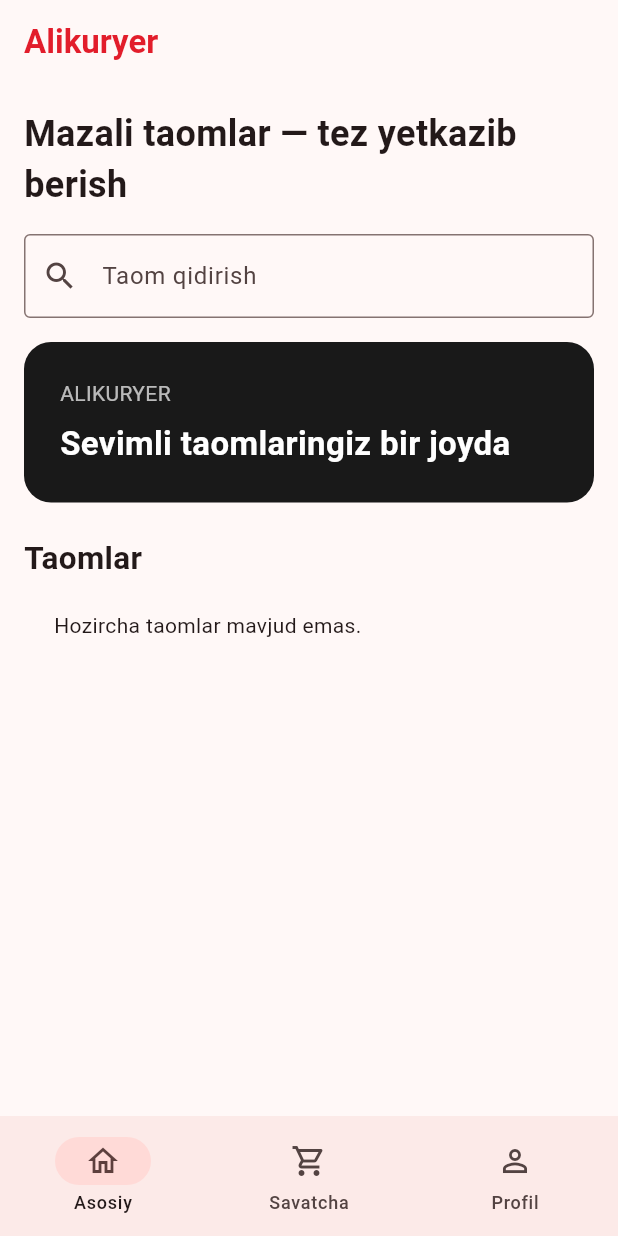
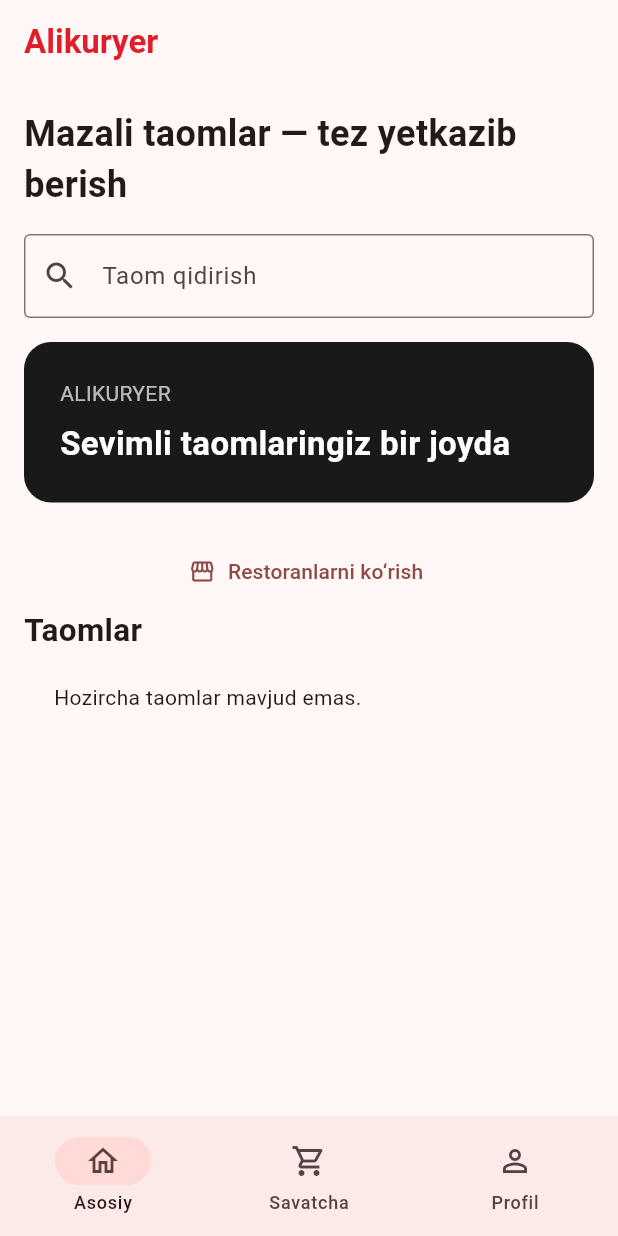
Before and after one commit to alikuryer2026-crypto/alikuryer, a Flutter app: the screen it shows after launch, on a phone screen of 412 x 824 dp. Run offline on Flutter 3.47's test engine with Material 3 defaults, Android fonts, the phone set to English and light mode, and no system bars; our stand-ins replace supabase_flutter; accounts and stored records are empty; statements that could not run were skipped.

Commit message:
Connect authentication, addresses and restaurant screens to customer app

```diff
--- a/apps/customer/lib/main.dart
+++ b/apps/customer/lib/main.dart
@@ -1,3 +1,6 @@
+import 'auth_page.dart';
+import 'addresses_page.dart';
+import 'restaurants_page.dart';
 import 'package:flutter/material.dart';
 import 'package:supabase_flutter/supabase_flutter.dart';
 
@@ -92,6 +95,7 @@ class _CustomerHomeState extends State<CustomerHome> {
       ]),
     ),
     const SizedBox(height: 22),
+    TextButton.icon(onPressed: () => Navigator.push(context, MaterialPageRoute(builder: (_) => const RestaurantsPage())), icon: const Icon(Icons.storefront), label: const Text('Restoranlarni ko‘rish')),
     const Text('Taomlar', style: TextStyle(fontSize: 21, fontWeight: FontWeight.bold)),
     FutureBuilder<List<Map<String, dynamic>>>(
       future: loadMenu(),
@@ -140,12 +144,24 @@ class _CustomerHomeState extends State<CustomerHome> {
     const Text('Buyurtma berish server funksiyalari qo‘shilgach yoqiladi.'),
   ]);
 
-  Widget profilePage() => const Center(child: Column(
+  Widget profilePage() => Center(child: Column(
     mainAxisSize: MainAxisSize.min,
     children: [
-      Icon(Icons.person_outline, size: 70),
-      Text('Mijoz profili', style: TextStyle(fontSize: 24)),
-      Text('Kirish va ro‘yxatdan o‘tish keyingi bosqichda.'),
+      const Icon(Icons.person_outline, size: 70),
+      const Text('Mijoz profili', style: TextStyle(fontSize: 24)),
+      const SizedBox(height: 12),
+      FilledButton(onPressed: () async {
+        await Navigator.push(context, MaterialPageRoute(builder: (_) => const AuthPage()));
+        if (mounted) setState(() {});
+      }, child: const Text('Kirish / Ro‘yxatdan o‘tish')),
+      OutlinedButton(onPressed: () => Navigator.push(context,
+        MaterialPageRoute(builder: (_) => const AddressesPage())),
+        child: const Text('Mening manzillarim')),
+      if (Supabase.isInitialized && Supabase.instance.client.auth.currentUser != null)
+        TextButton(onPressed: () async {
+          await Supabase.instance.client.auth.signOut();
+          if (mounted) setState(() {});
+        }, child: const Text('Chiqish')),
     ],
   ));
 }
```
